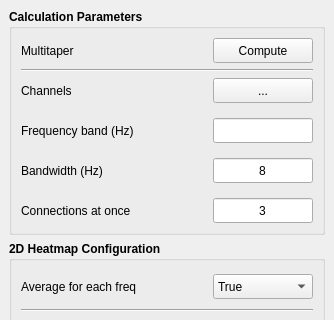
First picture: the form in iEEGTool/gui/ui/NxN_connectivity.ui, repository ZhengLiu97/iEEGTool, before the edit; both pictures show x 0 to 334 and y 0 to 320 of the 334 by 499 pixel window.
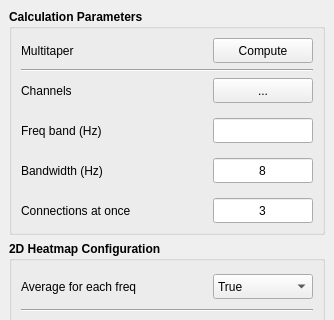
Second picture: the form after the edit.

The edit to the form file:
```diff
--- a/iEEGTool/gui/ui/NxN_connectivity.ui
+++ b/iEEGTool/gui/ui/NxN_connectivity.ui
@@ -180,7 +180,7 @@
               </font>
              </property>
              <property name="text">
-              <string>Frequency band (Hz)</string>
+              <string>Freq band (Hz)</string>
              </property>
             </widget>
            </item>
```
